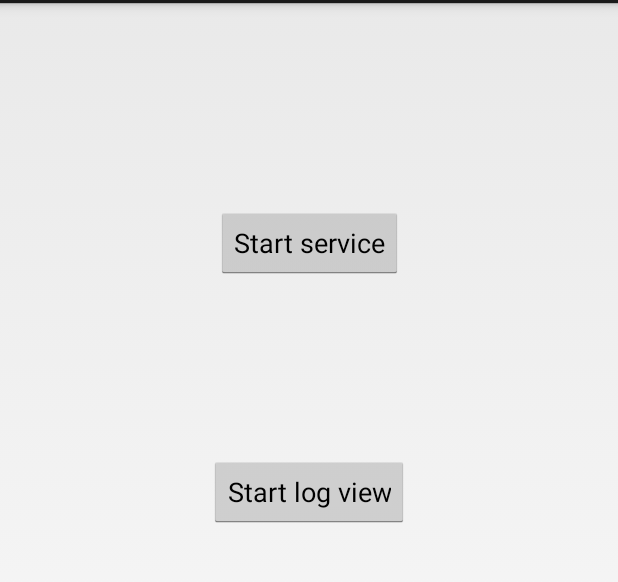
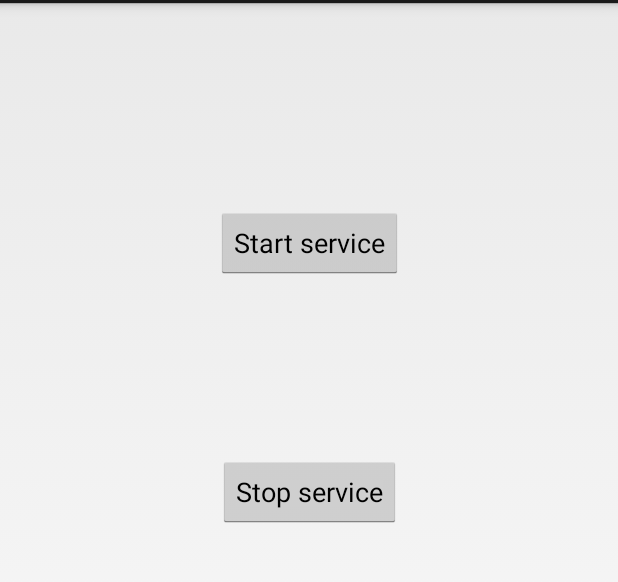
Before and after one commit to w3dip/lesson13.task.aidl.service, an Android app: the screen it shows after launch (MainActivity), on a phone screen of 412 x 824 dp, the part 69-651 px from its top. Run offline under Robolectric (Android 15) with nearby library versions, the phone set to English and light mode, and no system bars.

Commit message:
draft service

```diff
--- a/app/build.gradle
+++ b/app/build.gradle
@@ -20,6 +20,7 @@ android {
 
 dependencies {
     implementation fileTree(dir: 'libs', include: ['*.jar'])
+    implementation 'ru.sberbank.lesson13.task.aidl:contract:1.0'
     implementation 'com.android.support.constraint:constraint-layout:1.1.3'
     testImplementation 'junit:junit:4.12'
     androidTestImplementation 'com.android.support.test:runner:1.0.2'
--- a/app/src/main/java/ru/sberbank/lesson13/task/aidl/service/MainActivity.java
+++ b/app/src/main/java/ru/sberbank/lesson13/task/aidl/service/MainActivity.java
@@ -7,28 +7,31 @@ import android.view.View;
 import android.widget.Button;
 
 public class MainActivity extends Activity {
+    private Intent intent;
 
     @Override
     protected void onCreate(Bundle savedInstanceState) {
         super.onCreate(savedInstanceState);
         setContentView(R.layout.activity_main);
-
+        intent = new Intent(MainActivity.this,
+                RemoteService.class);
         Button button = findViewById(R.id.startService);
-        button.setOnClickListener(mStartListener);
-        button = findViewById(R.id.startAdditionalActivity);
-        button.setOnClickListener(mStartAdditionalActivityListener);
+        button.setOnClickListener(new View.OnClickListener() {
+            public void onClick(View v) {
+                startService(intent);
+            }
+        });
+        button = findViewById(R.id.stopService);
+        button.setOnClickListener(new View.OnClickListener() {
+            public void onClick(View v) {
+                stopService(intent);
+            }
+        });
     }
 
-    private View.OnClickListener mStartListener = new View.OnClickListener() {
-        public void onClick(View v) {
-            startService(new Intent(MainActivity.this,
-                    ExampleService.class));
-        }
-    };
-
-    private View.OnClickListener mStartAdditionalActivityListener = new View.OnClickListener() {
-        public void onClick(View v) {
-            startActivity(new Intent(MainActivity.this, AdditionalActivity.class));
-        }
-    };
+    @Override
+    protected void onDestroy() {
+        super.onDestroy();
+        stopService(intent);
+    }
 }
--- a/app/src/main/res/layout/activity_main.xml
+++ b/app/src/main/res/layout/activity_main.xml
@@ -13,20 +13,20 @@
         android:layout_marginStart="8dp"
         android:layout_marginTop="136dp"
         android:layout_marginEnd="8dp"
-        android:text="Start service"
+        android:text="@string/start_service_button"
         app:layout_constraintEnd_toEndOf="parent"
         app:layout_constraintStart_toStartOf="parent"
         app:layout_constraintTop_toTopOf="parent" />
 
     <Button
-        android:id="@+id/startAdditionalActivity"
+        android:id="@+id/stopService"
         android:layout_width="wrap_content"
         android:layout_height="wrap_content"
         android:layout_marginStart="8dp"
         android:layout_marginTop="118dp"
         android:layout_marginEnd="8dp"
         android:layout_marginBottom="8dp"
-        android:text="Start log view"
+        android:text="@string/stop_service_button"
         app:layout_constraintBottom_toBottomOf="parent"
         app:layout_constraintEnd_toEndOf="parent"
         app:layout_constraintStart_toStartOf="parent"
--- a/app/src/main/res/values/strings.xml
+++ b/app/src/main/res/values/strings.xml
@@ -1,5 +1,7 @@
 <resources>
     <string name="app_name">lesson13.task.aidl.service</string>
+    <string name="start_service_button">Start service</string>
+    <string name="stop_service_button">Stop service</string>
     <string name="example_service_started">Test Service started...</string>
     <string name="example_service_stopped">Service is stopped</string>
     <string name="example_service_label">Example service</string>
--- a/build.gradle
+++ b/build.gradle
@@ -17,6 +17,7 @@ buildscript {
 
 allprojects {
     repositories {
+        mavenLocal()
         google()
         jcenter()
     }
```
Also changed, not shown: app/src/main/AndroidManifest.xml (+9 -3 lines), app/src/main/java/ru/sberbank/lesson13/task/aidl/service/AdditionalActivity.java (+10 -10 lines), app/src/main/java/ru/sberbank/lesson13/task/aidl/service/RemoteService.java (renamed from app/src/main/java/ru/sberbank/lesson13/task/aidl/service/ExampleService.java, +39 -13 lines).
